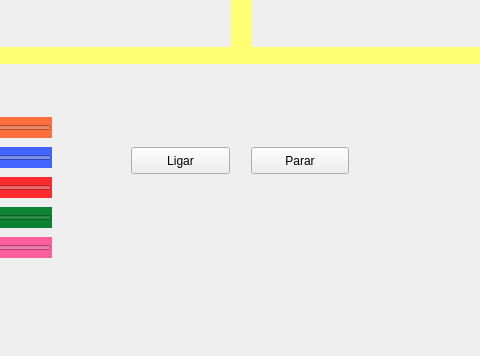
Before: the Qt Designer form mainwindow.ui in gabrielasil/trabalho-02-so, drawn with Qt 5; both pictures show x 229 to 709 and y 240 to 596 of the 961 by 596 pixel window.
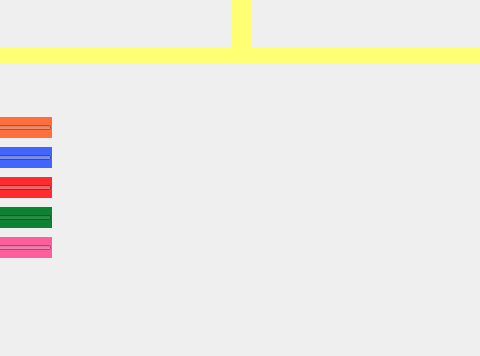
After: the same form once the commit is applied.

Commit message: Adição dos sliders de velocidade e remoção dos botões de iniciar e parar

Patch:
```diff
--- a/mainwindow.ui
+++ b/mainwindow.ui
@@ -78,32 +78,6 @@
      <string/>
     </property>
    </widget>
-   <widget class="QPushButton" name="pushButton">
-    <property name="geometry">
-     <rect>
-      <x>360</x>
-      <y>370</y>
-      <width>99</width>
-      <height>27</height>
-     </rect>
-    </property>
-    <property name="text">
-     <string>Ligar</string>
-    </property>
-   </widget>
-   <widget class="QPushButton" name="pushButton_2">
-    <property name="geometry">
-     <rect>
-      <x>480</x>
-      <y>370</y>
-      <width>98</width>
-      <height>27</height>
-     </rect>
-    </property>
-    <property name="text">
-     <string>Parar</string>
-    </property>
-   </widget>
    <widget class="QLabel" name="label_trilho4_2">
     <property name="geometry">
      <rect>
```
Left out of the diff: 17 changed lines with no effect on the pictures. The commit also changes 5 other files.
